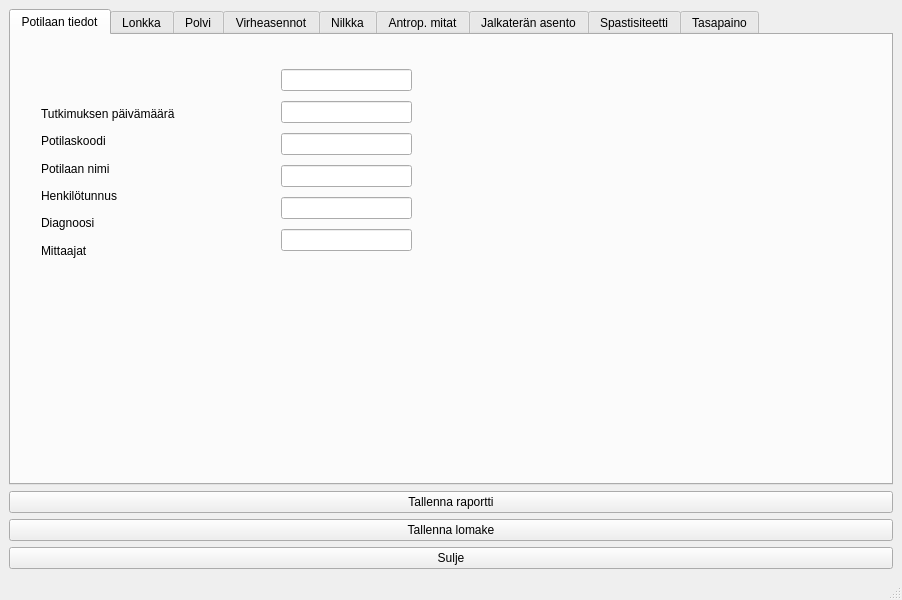
First picture: the form in tabbed_design.ui, repository jjnurminen/liikelaaj, before the edit.
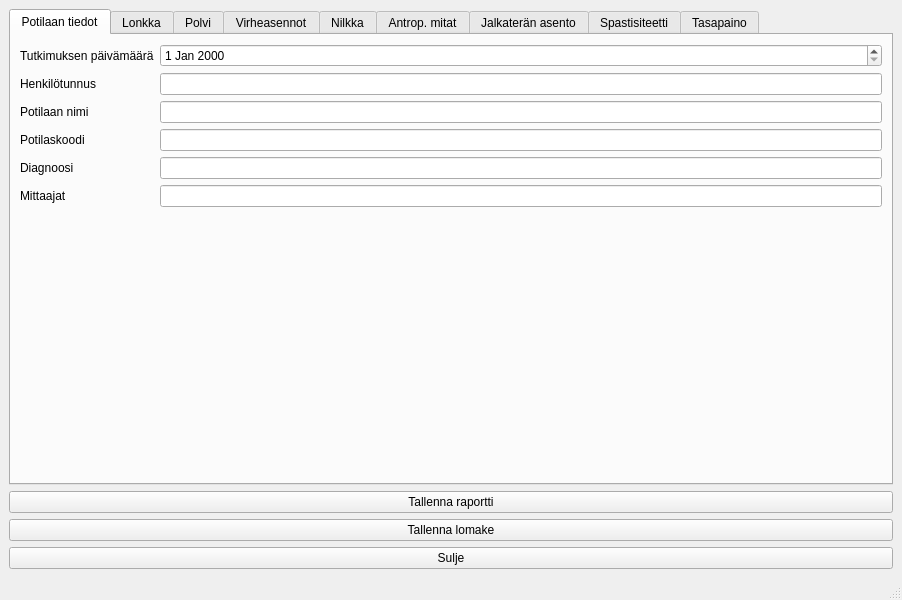
Second picture: the form after the edit.

Commit message: use form widget

Patch:
```diff
--- a/tabbed_design.ui
+++ b/tabbed_design.ui
@@ -24,27 +24,30 @@
        <attribute name="title">
         <string>Potilaan tiedot</string>
        </attribute>
-       <widget class="QWidget" name="">
-        <property name="geometry">
-         <rect>
-          <x>30</x>
-          <y>70</y>
-          <width>168</width>
-          <height>154</height>
-         </rect>
-        </property>
-        <layout class="QGridLayout" name="gridLayout">
-         <property name="verticalSpacing">
-          <number>10</number>
-         </property>
+       <layout class="QVBoxLayout" name="verticalLayout_2">
+        <item>
+         <layout class="QFormLayout" name="formLayout">
+          <property name="fieldGrowthPolicy">
+           <enum>QFormLayout::AllNonFixedFieldsGrow</enum>
+          </property>
+          <item row="0" column="0">
+           <widget class="QLabel" name="label">
+            <property name="text">
+             <string>Tutkimuksen päivämäärä</string>
+            </property>
+            <property name="buddy">
+             <cstring>lineEdit_6</cstring>
+            </property>
+           </widget>
+          </item>
+          <item row="5" column="0">
+           <widget class="QLabel" name="label_6">
+            <property name="text">
+             <string>Mittaajat</string>
+            </property>
+           </widget>
+          </item>
          <item row="1" column="0">
-          <widget class="QLabel" name="label_2">
-           <property name="text">
-            <string>Potilaskoodi</string>
-           </property>
-          </widget>
-         </item>
-         <item row="3" column="0">
           <widget class="QLabel" name="label_4">
            <property name="text">
             <string>Henkilötunnus</string>
@@ -58,6 +61,13 @@
            </property>
           </widget>
          </item>
+          <item row="3" column="0">
+           <widget class="QLabel" name="label_2">
+            <property name="text">
+             <string>Potilaskoodi</string>
+            </property>
+           </widget>
+          </item>
          <item row="4" column="0">
           <widget class="QLabel" name="label_5">
            <property name="text">
@@ -65,52 +75,27 @@
            </property>
           </widget>
          </item>
-         <item row="5" column="0">
-          <widget class="QLabel" name="label_6">
-           <property name="text">
-            <string>Mittaajat</string>
-           </property>
-          </widget>
-         </item>
-         <item row="0" column="0">
-          <widget class="QLabel" name="label">
-           <property name="text">
-            <string>Tutkimuksen päivämäärä</string>
-           </property>
-          </widget>
-         </item>
-        </layout>
-       </widget>
-       <widget class="QWidget" name="">
-        <property name="geometry">
-         <rect>
-          <x>270</x>
-          <y>30</y>
-          <width>131</width>
-          <height>194</height>
-         </rect>
-        </property>
-        <layout class="QGridLayout" name="gridLayout_2">
-         <item row="0" column="0">
-          <widget class="QLineEdit" name="lineEdit_6"/>
-         </item>
-         <item row="1" column="0">
-          <widget class="QLineEdit" name="lineEdit"/>
-         </item>
-         <item row="2" column="0">
+          <item row="1" column="1">
           <widget class="QLineEdit" name="lineEdit_2"/>
          </item>
-         <item row="3" column="0">
-          <widget class="QLineEdit" name="lineEdit_3"/>
-         </item>
-         <item row="4" column="0">
-          <widget class="QLineEdit" name="lineEdit_4"/>
-         </item>
-         <item row="5" column="0">
+          <item row="2" column="1">
           <widget class="QLineEdit" name="lineEdit_5"/>
          </item>
-        </layout>
-       </widget>
+          <item row="3" column="1">
+           <widget class="QLineEdit" name="lineEdit_7"/>
+          </item>
+          <item row="4" column="1">
+           <widget class="QLineEdit" name="lineEdit"/>
+          </item>
+          <item row="5" column="1">
+           <widget class="QLineEdit" name="lineEdit_6"/>
+          </item>
+          <item row="0" column="1">
+           <widget class="QDateEdit" name="dateEdit"/>
+          </item>
+         </layout>
+        </item>
+       </layout>
       </widget>
       <widget class="QWidget" name="tabLonkka">
        <attribute name="title">
```
Left out of the diff: 2 changed lines with no effect on the pictures. Lines whose indentation alone changed are shown as unchanged. The commit also changes 1 other file.
